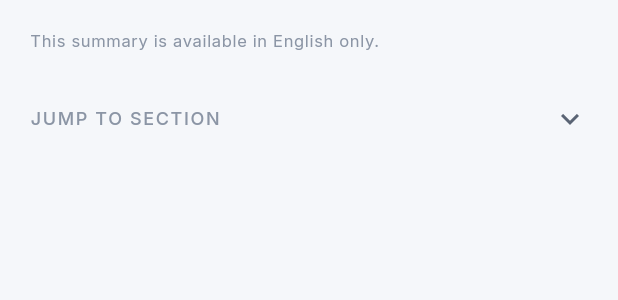
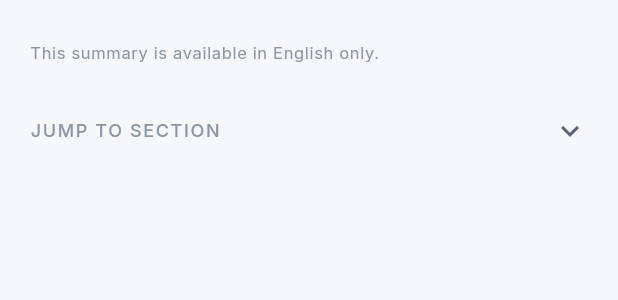
Before and after one commit to Miclah/breath_lab, a Flutter app: the _Reader widget shown alone on an empty page, opened directly with empty values, on a phone screen of 412 x 824 dp. Shown: the top 300 px of the screen. Run offline on Flutter 3.47's test engine with Material 3 defaults, Android fonts, the light colour scheme and no system bars; our stand-ins replace audioplayers, device_info_plus, drift, drift_flutter, fl_chart, flutter_local_notifications and 7 more; missing offline and left inert: file_selector, mobile_scanner, screen_brightness; accounts and stored records are empty; generated files the repository leaves out were written again; project files that could hold a hidden picture were left out.

Commit message:
fix: report reader leads with the document title
From the visual pass: the English-only notice and the collapsible jump
list rendered above the report's own h1, so the reader opened on its
chrome rather than on the document. The title now comes first, then the
notice and the jump list, then the body.

```diff
--- a/lib/features/report/report_reader_screen.dart
+++ b/lib/features/report/report_reader_screen.dart
@@ -119,12 +119,24 @@ class _Reader extends StatelessWidget {
   ];
 
   Widget _body(BuildContext context, {required bool withInlineIndex}) {
+    // The document's own title comes first, then the app's framing — the
+    // English-only notice and (on compact) the jump list — then the body.
+    final leadsWithTitle =
+        blocks.isNotEmpty &&
+        blocks.first is HeadingBlock &&
+        (blocks.first as HeadingBlock).level <= 1;
+    final rest = leadsWithTitle ? blocks.skip(1) : blocks;
+
     return SingleChildScrollView(
       padding: const EdgeInsets.symmetric(vertical: Spacing.xl),
       child: Column(
         crossAxisAlignment: CrossAxisAlignment.start,
         children: [
-          const _LanguageNotice(),
+          if (leadsWithTitle) ReportBlockView(blocks.first),
+          Padding(
+            padding: const EdgeInsets.only(top: Spacing.sm),
+            child: const _LanguageNotice(),
+          ),
           if (withInlineIndex)
             Padding(
               padding: const EdgeInsets.only(top: Spacing.lg),
@@ -134,7 +146,7 @@ class _Reader extends StatelessWidget {
                 collapsible: true,
               ),
             ),
-          for (final block in blocks)
+          for (final block in rest)
             if (block is HeadingBlock && block.anchor != null)
               KeyedSubtree(
                 key: keyFor(block.anchor!),
```
